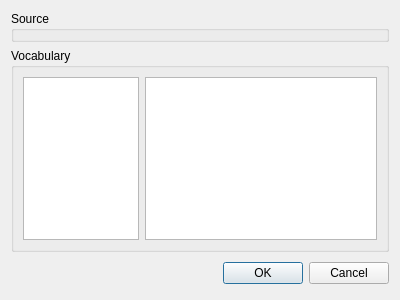
martin-kudlicka/vocabulary-master, file source/vocabularymanagerdialog/wordsimportdialog.ui: the form before one commit.
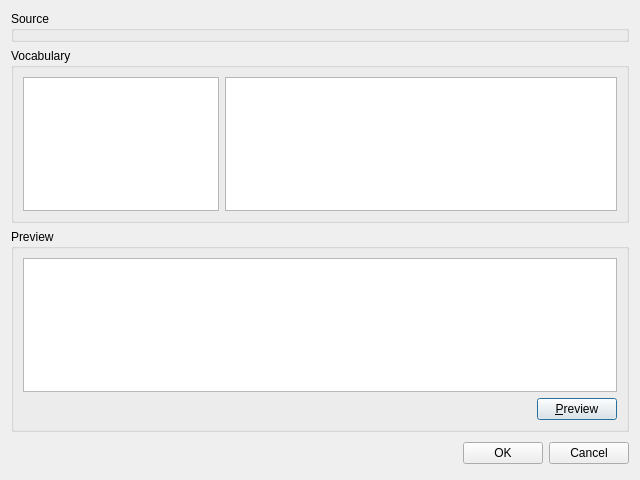
The form after the commit.

What changed in the file:
```diff
--- a/source/vocabularymanagerdialog/wordsimportdialog.ui
+++ b/source/vocabularymanagerdialog/wordsimportdialog.ui
@@ -6,8 +6,8 @@
    <rect>
     <x>0</x>
     <y>0</y>
-    <width>400</width>
-    <height>300</height>
+    <width>640</width>
+    <height>480</height>
    </rect>
   </property>
   <property name="windowTitle">
@@ -59,6 +59,42 @@
      </layout>
     </widget>
    </item>
+   <item>
+    <widget class="QGroupBox" name="groupBox">
+     <property name="title">
+      <string>Preview</string>
+     </property>
+     <layout class="QVBoxLayout" name="verticalLayout_2">
+      <item>
+       <widget class="QTableWidget" name="qtwPreview"/>
+      </item>
+      <item>
+       <layout class="QHBoxLayout" name="horizontalLayout_2">
+        <item>
+         <spacer name="horizontalSpacer">
+          <property name="orientation">
+           <enum>Qt::Horizontal</enum>
+          </property>
+          <property name="sizeHint" stdset="0">
+           <size>
+            <width>40</width>
+            <height>20</height>
+           </size>
+          </property>
+         </spacer>
+        </item>
+        <item>
+         <widget class="QPushButton" name="qpbPreview">
+          <property name="text">
+           <string>&amp;Preview</string>
+          </property>
+         </widget>
+        </item>
+       </layout>
+      </item>
+     </layout>
+    </widget>
+   </item>
    <item>
     <layout class="QHBoxLayout">
      <property name="spacing">
```
